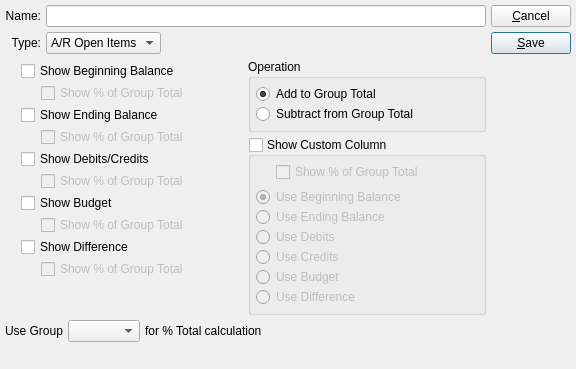
The window that xtuple/trunk/guiclient/financialLayoutSpecial.ui (WooodHead/xtuple) describes before a commit, drawn with Qt 5.
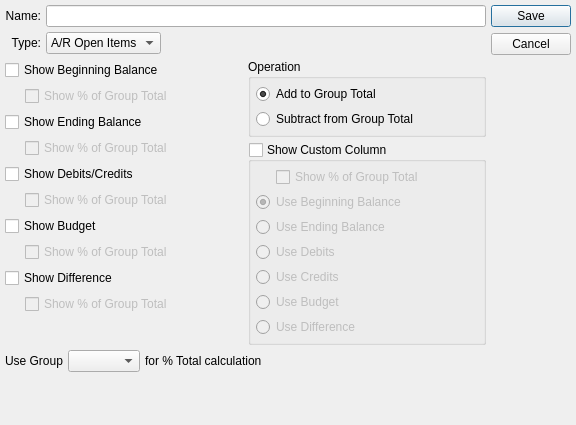
The same window after the commit. Custom widgets are drawn as their Qt base class.

Commit message: issue #11869:  Some touch up to financial report layout for project accounting.

What changed in the file:
```diff
--- a/xtuple/trunk/guiclient/financialLayoutSpecial.ui
+++ b/xtuple/trunk/guiclient/financialLayoutSpecial.ui
@@ -9,51 +9,33 @@
 to be bound by its terms.</comment>
  <exportmacro></exportmacro>
  <class>financialLayoutSpecial</class>
- <widget class="QDialog" name="financialLayoutSpecial" >
-  <property name="geometry" >
+ <widget class="QDialog" name="financialLayoutSpecial">
+  <property name="geometry">
    <rect>
     <x>0</x>
     <y>0</y>
     <width>576</width>
-    <height>369</height>
+    <height>425</height>
    </rect>
   </property>
   <property name="windowTitle" >
    <string>Financial Report Special</string>
   </property>
-  <layout class="QHBoxLayout" >
-   <property name="margin" >
-    <number>5</number>
-   </property>
-   <property name="spacing" >
-    <number>5</number>
-   </property>
-   <item>
-    <layout class="QVBoxLayout" >
-     <property name="margin" >
-      <number>0</number>
-     </property>
-     <property name="spacing" >
+  <layout class="QGridLayout" name="gridLayout">
+   <item row="0" column="0">
+    <layout class="QVBoxLayout">
+     <property name="spacing">
       <number>0</number>
      </property>
      <item>
-      <layout class="QVBoxLayout" >
-       <property name="margin" >
-        <number>0</number>
-       </property>
-       <property name="spacing" >
+      <layout class="QVBoxLayout">
+       <property name="spacing">
         <number>5</number>
        </property>
        <item>
-        <layout class="QGridLayout" >
-         <property name="margin" >
-          <number>0</number>
-         </property>
-         <property name="spacing" >
-          <number>5</number>
-         </property>
-         <item row="0" column="1" >
-          <widget class="QLineEdit" name="_name" />
+        <layout class="QGridLayout">
+         <item row="0" column="1">
+          <widget class="QLineEdit" name="_name"/>
          </item>
          <item row="0" column="0" >
           <widget class="QLabel" name="_nameLbl" >
@@ -65,14 +47,8 @@
            </property>
           </widget>
          </item>
-         <item row="1" column="1" >
-          <layout class="QHBoxLayout" >
-           <property name="margin" >
-            <number>0</number>
-           </property>
-           <property name="spacing" >
-            <number>0</number>
-           </property>
+         <item row="1" column="1">
+          <layout class="QHBoxLayout">
            <item>
             <widget class="QComboBox" name="_type" >
              <item>
@@ -118,58 +94,24 @@
         </layout>
        </item>
        <item>
-        <layout class="QHBoxLayout" >
-         <property name="margin" >
-          <number>0</number>
-         </property>
-         <property name="spacing" >
-          <number>5</number>
-         </property>
+        <layout class="QHBoxLayout">
          <item>
-          <layout class="QHBoxLayout" >
-           <property name="margin" >
+          <layout class="QHBoxLayout">
+           <property name="spacing">
             <number>0</number>
            </property>
-           <property name="spacing" >
-            <number>0</number>
-           </property>
            <item>
-            <spacer>
-             <property name="orientation" >
-              <enum>Qt::Horizontal</enum>
-             </property>
-             <property name="sizeType" >
-              <enum>QSizePolicy::Fixed</enum>
-             </property>
-             <property name="sizeHint" >
-              <size>
-               <width>16</width>
-               <height>16</height>
-              </size>
-             </property>
-            </spacer>
-           </item>
-           <item>
-            <layout class="QVBoxLayout" >
-             <property name="margin" >
-              <number>0</number>
-             </property>
-             <property name="spacing" >
-              <number>0</number>
-             </property>
+            <layout class="QVBoxLayout">
              <item>
-              <widget class="QCheckBox" name="_showBeginning" >
-               <property name="text" >
+              <widget class="QCheckBox" name="_showBeginning">
+               <property name="text">
                 <string>Show Beginning Balance</string>
                </property>
               </widget>
              </item>
              <item>
-              <layout class="QHBoxLayout" >
-               <property name="margin" >
-                <number>0</number>
-               </property>
-               <property name="spacing" >
+              <layout class="QHBoxLayout">
+               <property name="spacing">
                 <number>0</number>
                </property>
                <item>
@@ -180,7 +122,7 @@
                  <property name="sizeType" >
                   <enum>QSizePolicy::Fixed</enum>
                  </property>
-                 <property name="sizeHint" >
+                 <property name="sizeHint" stdset="0">
                   <size>
                    <width>20</width>
                    <height>16</height>
@@ -189,8 +131,8 @@
                 </spacer>
                </item>
                <item>
-                <widget class="QCheckBox" name="_showBeginningPrcnt" >
-                 <property name="enabled" >
+                <widget class="QCheckBox" name="_showBeginningPrcnt">
+                 <property name="enabled">
                   <bool>false</bool>
                  </property>
                  <property name="text" >
@@ -201,18 +143,15 @@
               </layout>
              </item>
              <item>
-              <widget class="QCheckBox" name="_showEnding" >
-               <property name="text" >
+              <widget class="QCheckBox" name="_showEnding">
+               <property name="text">
                 <string>Show Ending Balance</string>
                </property>
               </widget>
              </item>
              <item>
-              <layout class="QHBoxLayout" >
-               <property name="margin" >
-                <number>0</number>
-               </property>
-               <property name="spacing" >
+              <layout class="QHBoxLayout">
+               <property name="spacing">
                 <number>0</number>
                </property>
                <item>
@@ -232,8 +171,8 @@
                 </spacer>
                </item>
                <item>
-                <widget class="QCheckBox" name="_showEndingPrcnt" >
-                 <property name="enabled" >
+                <widget class="QCheckBox" name="_showEndingPrcnt">
+                 <property name="enabled">
                   <bool>false</bool>
                  </property>
                  <property name="text" >
@@ -244,18 +183,15 @@
               </layout>
              </item>
              <item>
-              <widget class="QCheckBox" name="_showDB" >
-               <property name="text" >
+              <widget class="QCheckBox" name="_showDB">
+               <property name="text">
                 <string>Show Debits/Credits</string>
                </property>
               </widget>
              </item>
              <item>
-              <layout class="QHBoxLayout" >
-               <property name="margin" >
-                <number>0</number>
-               </property>
-               <property name="spacing" >
+              <layout class="QHBoxLayout">
+               <property name="spacing">
                 <number>0</number>
                </property>
                <item>
@@ -275,8 +211,8 @@
                 </spacer>
                </item>
                <item>
-                <widget class="QCheckBox" name="_showDBPrcnt" >
-                 <property name="enabled" >
+                <widget class="QCheckBox" name="_showDBPrcnt">
+                 <property name="enabled">
                   <bool>false</bool>
                  </property>
                  <property name="text" >
@@ -287,18 +223,15 @@
               </layout>
              </item>
              <item>
-              <widget class="QCheckBox" name="_showBudget" >
-               <property name="text" >
+              <widget class="QCheckBox" name="_showBudget">
+               <property name="text">
                 <string>Show Budget</string>
                </property>
               </widget>
              </item>
              <item>
-              <layout class="QHBoxLayout" >
-               <property name="margin" >
-                <number>0</number>
-               </property>
-               <property name="spacing" >
+              <layout class="QHBoxLayout">
+               <property name="spacing">
                 <number>0</number>
                </property>
                <item>
@@ -318,8 +251,8 @@
                 </spacer>
                </item>
                <item>
-                <widget class="QCheckBox" name="_showBudgetPrcnt" >
-                 <property name="enabled" >
+                <widget class="QCheckBox" name="_showBudgetPrcnt">
+                 <property name="enabled">
                   <bool>false</bool>
                  </property>
                  <property name="text" >
@@ -330,29 +263,26 @@
               </layout>
              </item>
              <item>
-              <widget class="QCheckBox" name="_showDiff" >
-               <property name="text" >
+              <widget class="QCheckBox" name="_showDiff">
+               <property name="text">
                 <string>Show Difference</string>
                </property>
               </widget>
              </item>
              <item>
-              <layout class="QHBoxLayout" >
-               <property name="margin" >
-                <number>0</number>
-               </property>
-               <property name="spacing" >
+              <layout class="QHBoxLayout">
+               <property name="spacing">
                 <number>0</number>
                </property>
                <item>
                 <spacer>
-                 <property name="orientation" >
+                 <property name="orientation">
                   <enum>Qt::Horizontal</enum>
                  </property>
-                 <property name="sizeType" >
+                 <property name="sizeType">
                   <enum>QSizePolicy::Fixed</enum>
                  </property>
-                 <property name="sizeHint" >
+                 <property name="sizeHint" stdset="0">
                   <size>
                    <width>20</width>
                    <height>16</height>
@@ -361,8 +291,8 @@
                 </spacer>
                </item>
                <item>
-                <widget class="QCheckBox" name="_showDiffPrcnt" >
-                 <property name="enabled" >
+                <widget class="QCheckBox" name="_showDiffPrcnt">
+                 <property name="enabled">
                   <bool>false</bool>
                  </property>
                  <property name="text" >
@@ -374,13 +304,13 @@
              </item>
              <item>
               <spacer>
-               <property name="orientation" >
+               <property name="orientation">
                 <enum>Qt::Vertical</enum>
                </property>
-               <property name="sizeType" >
+               <property name="sizeType">
                 <enum>QSizePolicy::Preferred</enum>
                </property>
-               <property name="sizeHint" >
+               <property name="sizeHint" stdset="0">
                 <size>
                  <width>20</width>
                  <height>26</height>
@@ -393,33 +323,15 @@
           </layout>
          </item>
          <item>
-          <layout class="QVBoxLayout" >
-           <property name="margin" >
-            <number>0</number>
-           </property>
-           <property name="spacing" >
-            <number>0</number>
-           </property>
+          <layout class="QVBoxLayout">
            <item>
-            <layout class="QVBoxLayout" >
-             <property name="margin" >
-              <number>0</number>
-             </property>
-             <property name="spacing" >
-              <number>5</number>
-             </property>
+            <layout class="QVBoxLayout">
              <item>
-              <widget class="QGroupBox" name="_operationGroup" >
-               <property name="title" >
+              <widget class="QGroupBox" name="_operationGroup">
+               <property name="title">
                 <string>Operation</string>
                </property>
-               <layout class="QVBoxLayout" >
-                <property name="margin" >
-                 <number>5</number>
-                </property>
-                <property name="spacing" >
-                 <number>0</number>
-                </property>
+               <layout class="QVBoxLayout">
                 <item>
                  <widget class="QRadioButton" name="_add" >
                   <property name="text" >
@@ -431,8 +343,8 @@
                  </widget>
                 </item>
                 <item>
-                 <widget class="QRadioButton" name="_subtract" >
-                  <property name="text" >
+                 <widget class="QRadioButton" name="_subtract">
+                  <property name="text">
                    <string>Subtract from Group Total</string>
                   </property>
                  </widget>
@@ -441,8 +353,8 @@
               </widget>
              </item>
              <item>
-              <widget class="QGroupBox" name="_showCustom" >
-               <property name="title" >
+              <widget class="QGroupBox" name="_showCustom">
+               <property name="title">
                 <string>Show Custom Column</string>
                </property>
                <property name="checkable" >
@@ -451,30 +363,21 @@
                <property name="checked" >
                 <bool>false</bool>
                </property>
-               <layout class="QVBoxLayout" >
-                <property name="margin" >
-                 <number>5</number>
-                </property>
-                <property name="spacing" >
-                 <number>5</number>
-                </property>
+               <layout class="QVBoxLayout">
                 <item>
-                 <layout class="QHBoxLayout" >
-                  <property name="margin" >
-                   <number>0</number>
-                  </property>
-                  <property name="spacing" >
+                 <layout class="QHBoxLayout">
+                  <property name="spacing">
                    <number>0</number>
                   </property>
                   <item>
                    <spacer>
-                    <property name="orientation" >
+                    <property name="orientation">
                      <enum>Qt::Horizontal</enum>
                     </property>
-                    <property name="sizeType" >
+                    <property name="sizeType">
                      <enum>QSizePolicy::Fixed</enum>
                     </property>
-                    <property name="sizeHint" >
+                    <property name="sizeHint" stdset="0">
                      <size>
                       <width>20</width>
                       <height>16</height>
@@ -483,8 +386,8 @@
                    </spacer>
                   </item>
                   <item>
-                   <widget class="QCheckBox" name="_showCustomPrcnt" >
-                    <property name="text" >
+                   <widget class="QCheckBox" name="_showCustomPrcnt">
+                    <property name="text">
                      <string>Show % of Group Total</string>
                     </property>
                    </widget>
@@ -492,16 +395,10 @@
                  </layout>
                 </item>
                 <item>
-                 <layout class="QVBoxLayout" >
-                  <property name="margin" >
-                   <number>0</number>
-                  </property>
-                  <property name="spacing" >
-                   <number>0</number>
-                  </property>
+                 <layout class="QVBoxLayout">
                   <item>
-                   <widget class="QRadioButton" name="_customUseBeginning" >
-                    <property name="text" >
+                   <widget class="QRadioButton" name="_customUseBeginning">
+                    <property name="text">
                      <string>Use Beginning Balance</string>
                     </property>
                     <property name="checked" >
@@ -510,36 +407,36 @@
                    </widget>
                   </item>
                   <item>
-                   <widget class="QRadioButton" name="_customUseEnding" >
-                    <property name="text" >
+                   <widget class="QRadioButton" name="_customUseEnding">
+                    <property name="text">
                      <string>Use Ending Balance</string>
                     </property>
                    </widget>
                   </item>
                   <item>
-                   <widget class="QRadioButton" name="_customUseDebits" >
-                    <property name="text" >
+                   <widget class="QRadioButton" name="_customUseDebits">
+                    <property name="text">
                      <string>Use Debits</string>
                     </property>
                    </widget>
                   </item>
                   <item>
-                   <widget class="QRadioButton" name="_customUseCredits" >
-                    <property name="text" >
+                   <widget class="QRadioButton" name="_customUseCredits">
+                    <property name="text">
                      <string>Use Credits</string>
                     </property>
                    </widget>
                   </item>
                   <item>
-                   <widget class="QRadioButton" name="_customUseBudget" >
-                    <property name="text" >
+                   <widget class="QRadioButton" name="_customUseBudget">
+                    <property name="text">
                      <string>Use Budget</string>
                     </property>
                    </widget>
                   </item>
                   <item>
-                   <widget class="QRadioButton" name="_customUseDiff" >
-                    <property name="text" >
+                   <widget class="QRadioButton" name="_customUseDiff">
+                    <property name="text">
                      <string>Use Difference</string>
                     </property>
                    </widget>
@@ -553,13 +450,13 @@
            </item>
            <item>
             <spacer>
-             <property name="orientation" >
+             <property name="orientation">
               <enum>Qt::Vertical</enum>
              </property>
-             <property name="sizeType" >
+             <property name="sizeType">
               <enum>QSizePolicy::Preferred</enum>
              </property>
-             <property name="sizeHint" >
+             <property name="sizeHint" stdset="0">
               <size>
                <width>20</width>
                <height>0</height>
@@ -572,39 +469,33 @@
         </layout>
        </item>
        <item>
-        <layout class="QHBoxLayout" >
-         <property name="margin" >
-          <number>0</number>
-         </property>
-         <property name="spacing" >
-          <number>5</number>
-         </property>
+        <layout class="QHBoxLayout">
          <item>
-          <widget class="QLabel" name="_groupLit" >
-           <property name="text" >
+          <widget class="QLabel" name="_groupLit">
+           <property name="text">
             <string>Use Group</string>
            </property>
           </widget>
          </item>
          <item>
-          <widget class="XComboBox" name="_group" />
+          <widget class="XComboBox" name="_group"/>
          </item>
          <item>
-          <widget class="QLabel" name="_groupLit2" >
-           <property name="text" >
+          <widget class="QLabel" name="_groupLit2">
+           <property name="text">
             <string>for % Total calculation</string>
            </property>
           </widget>
          </item>
          <item>
           <spacer>
-           <property name="orientation" >
+           <property name="orientation">
             <enum>Qt::Horizontal</enum>
            </property>
-           <property name="sizeType" >
+           <property name="sizeType">
             <enum>QSizePolicy::Expanding</enum>
            </property>
-           <property name="sizeHint" >
+           <property name="sizeHint" stdset="0">
             <size>
              <width>61</width>
              <height>20</height>
@@ -618,13 +509,13 @@
      </item>
      <item>
       <spacer>
-       <property name="orientation" >
+       <property name="orientation">
         <enum>Qt::Vertical</enum>
        </property>
-       <property name="sizeType" >
+       <property name="sizeType">
         <enum>QSizePolicy::Expanding</enum>
        </property>
-       <property name="sizeHint" >
+       <property name="sizeHint" stdset="0">
         <size>
          <width>16</width>
          <height>44</height>
@@ -634,62 +525,19 @@
      </item>
     </layout>
    </item>
-   <item>
-    <layout class="QVBoxLayout" >
-     <property name="margin" >
-      <number>0</number>
+   <item row="0" column="1">
+    <widget class="QDialogButtonBox" name="_buttonBox">
+     <property name="orientation">
+      <enum>Qt::Vertical</enum>
      </property>
-     <property name="spacing" >
-      <number>0</number>
+     <property name="standardButtons">
+      <set>QDialogButtonBox::Cancel|QDialogButtonBox::Save</set>
      </property>
-     <item>
-      <layout class="QVBoxLayout" >
-       <property name="margin" >
-        <number>0</number>
-       </property>
-       <property name="spacing" >
-        <number>5</number>
-       </property>
-       <item>
-        <widget class="QPushButton" name="_close" >
-         <property name="text" >
-          <string>&amp;Cancel</string>
-         </property>
-        </widget>
-       </item>
-       <item>
-        <widget class="QPushButton" name="_save" >
-         <property name="text" >
-          <string>&amp;Save</string>
-         </property>
-         <property name="default" >
-          <bool>true</bool>
-         </property>
-        </widget>
-       </item>
-      </layout>
-     </item>
-     <item>
-      <spacer>
-       <property name="orientation" >
-        <enum>Qt::Vertical</enum>
-       </property>
-       <property name="sizeType" >
-        <enum>QSizePolicy::Expanding</enum>
-       </property>
-       <property name="sizeHint" >
-        <size>
-         <width>10</width>
-         <height>71</height>
-        </size>
-       </property>
-      </spacer>
-     </item>
-    </layout>
+    </widget>
    </item>
   </layout>
  </widget>
- <layoutdefault spacing="5" margin="5" />
+ <layoutdefault spacing="5" margin="5"/>
  <pixmapfunction>qPixmapFromMimeSource</pixmapfunction>
  <customwidgets>
   <customwidget>
```
Left out of the diff: 116 changed lines with no effect on the pictures. The commit also changes 11 other files.
